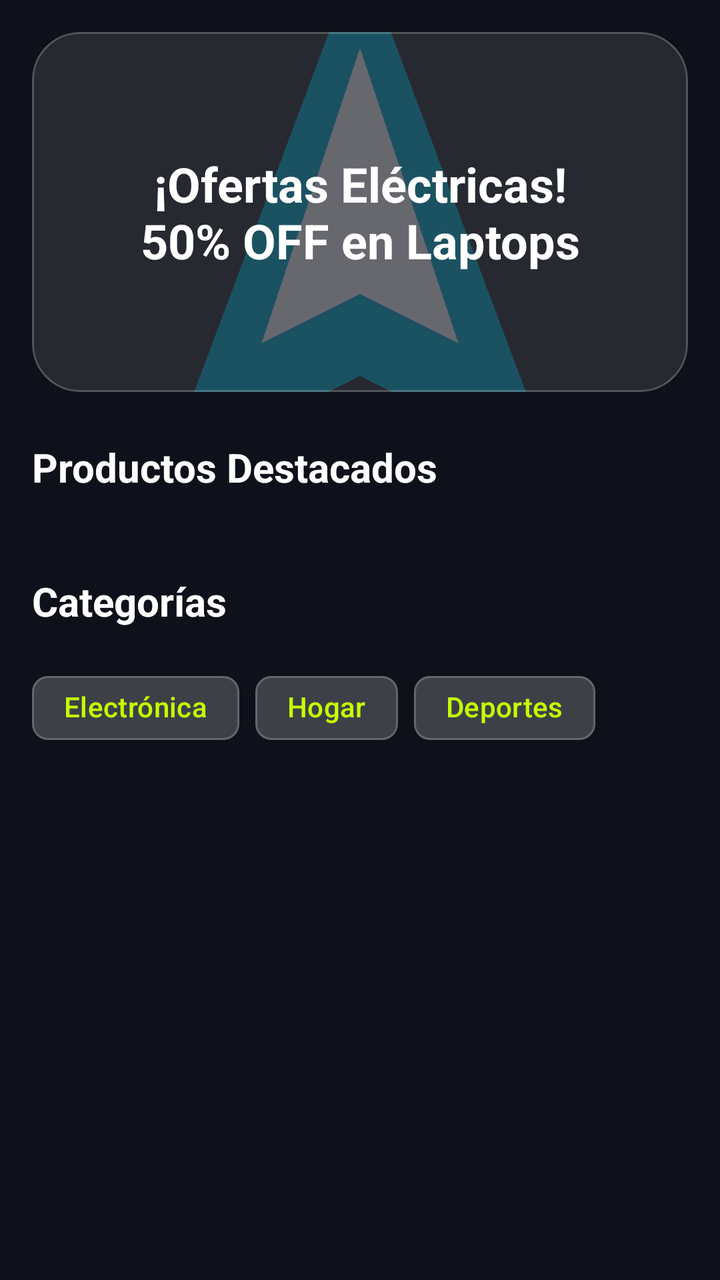
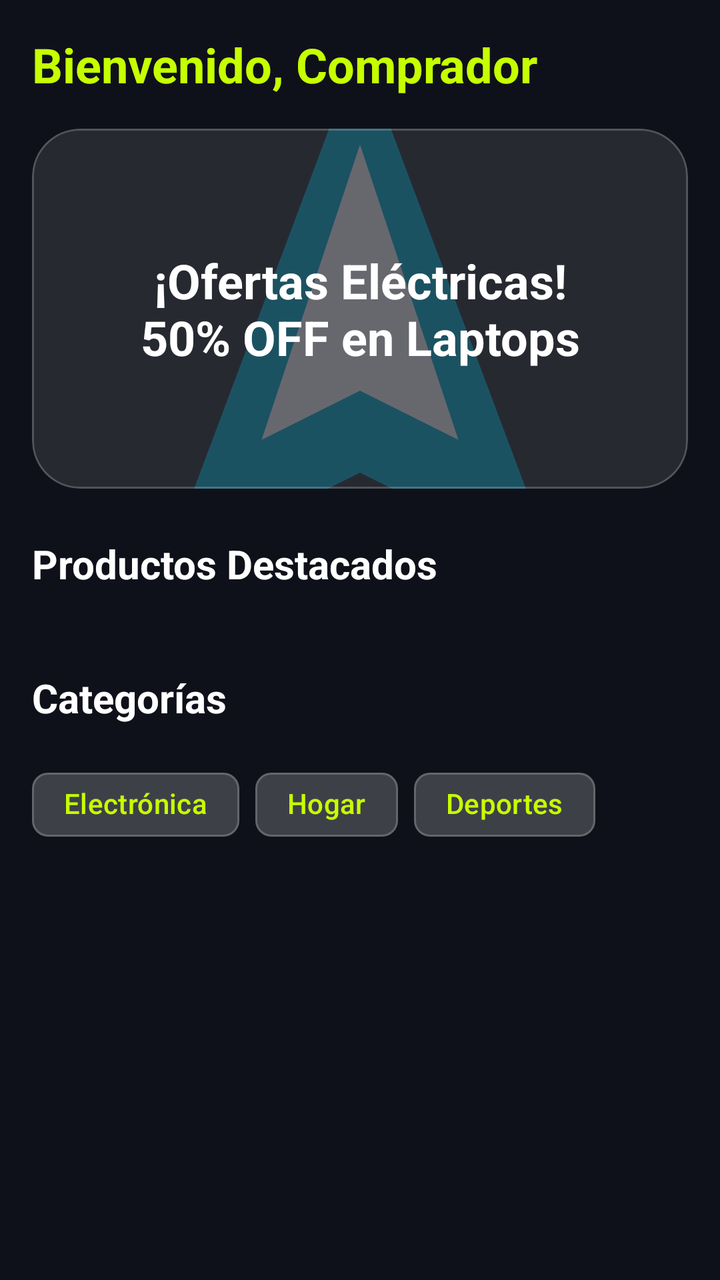

The first picture is an Android layout as it rendered before a commit; the second is the same layout after the commit. The layout source and the unified diff follow.
<!-- AndroidManifest.xml: application theme Theme.VoltCore -->
<!-- res/layout/fragment_buyer_home.xml -->
<?xml version="1.0" encoding="utf-8"?>
<androidx.core.widget.NestedScrollView xmlns:android="http://schemas.android.com/apk/res/android"
    xmlns:app="http://schemas.android.com/apk/res-auto"
    xmlns:tools="http://schemas.android.com/tools"
    android:layout_width="match_parent"
    android:layout_height="match_parent"
    android:background="@color/colorBackground">

    <LinearLayout
        android:layout_width="match_parent"
        android:layout_height="wrap_content"
        android:orientation="vertical"
        android:padding="@dimen/margin_standard">

        <com.google.android.material.card.MaterialCardView
            style="@style/Widget.VoltCore.Card"
            android:layout_width="match_parent"
            android:layout_height="180dp"
            android:layout_marginBottom="24dp">

            <ImageView
                android:layout_width="match_parent"
                android:layout_height="match_parent"
                android:scaleType="centerCrop"
                android:src="@drawable/ic_voltcore_logo"
                android:alpha="0.3"
                android:contentDescription="Banner Ofertas" />

            <TextView
                android:layout_width="wrap_content"
                android:layout_height="wrap_content"
                android:layout_gravity="center"
                android:gravity="center"
                android:text="¡Ofertas Eléctricas!\n50% OFF en Laptops"
                android:textColor="@color/white"
                android:textSize="24sp"
                android:textStyle="bold" />

        </com.google.android.material.card.MaterialCardView>

        <TextView
            android:layout_width="wrap_content"
            android:layout_height="wrap_content"
            android:layout_marginBottom="16dp"
            android:text="Productos Destacados"
            android:textColor="@color/white"
            android:textSize="20sp"
            android:textStyle="bold" />

        <androidx.recyclerview.widget.RecyclerView
            android:id="@+id/rvFeaturedProducts"
            android:layout_width="match_parent"
            android:layout_height="wrap_content"
            android:orientation="horizontal"
            app:layoutManager="androidx.recyclerview.widget.LinearLayoutManager"
            tools:listitem="@layout/item_product_card" />

        <TextView
            android:layout_width="wrap_content"
            android:layout_height="wrap_content"
            android:layout_marginTop="24dp"
            android:layout_marginBottom="16dp"
            android:text="Categorías"
            android:textColor="@color/white"
            android:textSize="20sp"
            android:textStyle="bold" />

        <HorizontalScrollView
            android:layout_width="match_parent"
            android:layout_height="wrap_content"
            android:scrollbars="none">

            <LinearLayout
                android:layout_width="wrap_content"
                android:layout_height="wrap_content"
                android:orientation="horizontal">

                <com.google.android.material.chip.Chip
                    android:layout_width="wrap_content"
                    android:layout_height="wrap_content"
                    android:layout_marginEnd="8dp"
                    android:text="Electrónica"
                    app:chipBackgroundColor="@color/glass_surface"
                    app:chipStrokeColor="@color/glass_stroke"
                    android:textColor="@color/volt_primary" />

                <com.google.android.material.chip.Chip
                    android:layout_width="wrap_content"
                    android:layout_height="wrap_content"
                    android:layout_marginEnd="8dp"
                    android:text="Hogar"
                    app:chipBackgroundColor="@color/glass_surface"
                    app:chipStrokeColor="@color/glass_stroke"
                    android:textColor="@color/volt_primary" />

                <com.google.android.material.chip.Chip
                    android:layout_width="wrap_content"
                    android:layout_height="wrap_content"
                    android:layout_marginEnd="8dp"
                    android:text="Deportes"
                    app:chipBackgroundColor="@color/glass_surface"
                    app:chipStrokeColor="@color/glass_stroke"
                    android:textColor="@color/volt_primary" />

            </LinearLayout>
        </HorizontalScrollView>

    </LinearLayout>

</androidx.core.widget.NestedScrollView>
<!-- res/layout/item_product_card.xml (included above) -->
<?xml version="1.0" encoding="utf-8"?>
<com.google.android.material.card.MaterialCardView xmlns:android="http://schemas.android.com/apk/res/android"
    xmlns:app="http://schemas.android.com/apk/res-auto"
    style="@style/Widget.VoltCore.Card"
    android:layout_width="match_parent"
    android:layout_height="wrap_content"
    android:layout_margin="8dp">

    <LinearLayout
        android:layout_width="match_parent"
        android:layout_height="wrap_content"
        android:orientation="vertical"
        android:padding="8dp">

        <ImageView
            android:id="@+id/ivProduct"
            android:layout_width="match_parent"
            android:layout_height="120dp"
            android:scaleType="centerCrop"
            android:src="@drawable/ic_voltcore_logo"
            android:contentDescription="Producto" />

        <TextView
            android:id="@+id/tvProductName"
            android:layout_width="match_parent"
            android:layout_height="wrap_content"
            android:layout_marginTop="8dp"
            android:text="Nombre del Producto"
            android:textColor="@color/white"
            android:textSize="16sp"
            android:textStyle="bold" />

        <TextView
            android:id="@+id/tvProductPrice"
            android:layout_width="match_parent"
            android:layout_height="wrap_content"
            android:text="$ 0.00"
            android:textColor="@color/volt_primary"
            android:textSize="14sp" />

        <Button
            android:id="@+id/btnAddToCart"
            style="@style/Widget.Material3.Button.TonalButton"
            android:layout_width="match_parent"
            android:layout_height="wrap_content"
            android:layout_marginTop="8dp"
            android:text="@string/add_to_cart"
            android:textSize="12sp"
            app:backgroundTint="@color/volt_primary"
            android:textColor="@color/black" />

    </LinearLayout>

</com.google.android.material.card.MaterialCardView>
<!-- resources referenced by this layout -->
<resources>
  <color name="black">#FF000000</color>
  <color name="colorBackground">@color/volt_background</color>
  <color name="glass_stroke">#33FFFFFF</color>
  <color name="glass_surface">#1AFFFFFF</color>
  <color name="volt_primary">#C6FF00</color>
  <color name="white">#FFFFFFFF</color>
  <dimen name="margin_standard">16dp</dimen>
  <!-- drawable ic_voltcore_logo (drawable) -->
  <vector xmlns:android="http://schemas.android.com/apk/res/android"
      android:width="200dp"
      android:height="200dp"
      android:viewportWidth="200"
      android:viewportHeight="200">
      <path
          android:fillColor="#00B4D8"
          android:pathData="M100,20 L160,180 L100,150 L40,180 Z" />
      <path
          android:fillColor="#FFFFFF"
          android:pathData="M100,50 L130,140 L100,125 L70,140 Z" />
  </vector>
  <string name="add_to_cart">Añadir</string>
  <style name="Widget.VoltCore.Card" parent="Widget.Material3.CardView.Filled">
          <item name="cardCornerRadius">24dp</item>
          <item name="cardBackgroundColor">@color/glass_surface</item>
          <item name="strokeColor">@color/glass_stroke</item>
          <item name="strokeWidth">1dp</item>
      </style>
  <style name="Theme.VoltCore" parent="Base.Theme.VoltCore" />
  <color name="volt_background">#0F111A</color>
  <style name="Base.Theme.VoltCore" parent="Theme.Material3.DayNight.NoActionBar">
          
          <item name="colorPrimary">@color/volt_primary</item>
          <item name="android:windowBackground">@color/volt_background</item>
          <item name="colorSurface">@color/glass_surface</item>
          <item name="colorOnSurface">@color/white</item>
      </style>
</resources>

<!-- the commit's change to res/layout/fragment_buyer_home.xml (unified diff, before → after) -->
@@ -11,6 +11,15 @@
         android:layout_height="wrap_content"
         android:orientation="vertical"
         android:padding="@dimen/margin_standard">
+
+        <TextView
+            android:layout_width="wrap_content"
+            android:layout_height="wrap_content"
+            android:text="@string/welcome_buyer"
+            android:textColor="@color/volt_primary"
+            android:textSize="24sp"
+            android:textStyle="bold"
+            android:layout_marginBottom="16dp"/>
 
         <com.google.android.material.card.MaterialCardView
             style="@style/Widget.VoltCore.Card"
<!-- resource entries referenced after the edit -->
@@ -21,6 +21,7 @@
           android:pathData="M100,50 L130,140 L100,125 L70,140 Z" />
   </vector>
   <string name="add_to_cart">Añadir</string>
+  <string name="welcome_buyer">Bienvenido, Comprador</string>
   <style name="Widget.VoltCore.Card" parent="Widget.Material3.CardView.Filled">
           <item name="cardCornerRadius">24dp</item>
           <item name="cardBackgroundColor">@color/glass_surface</item>
